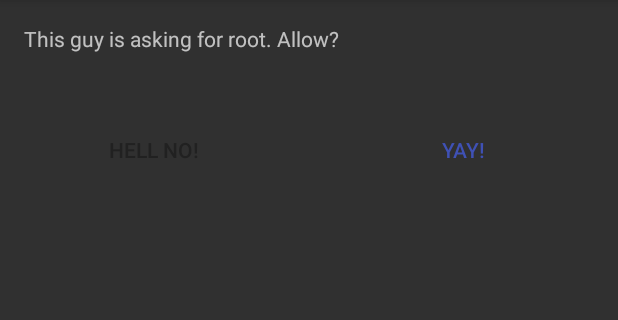
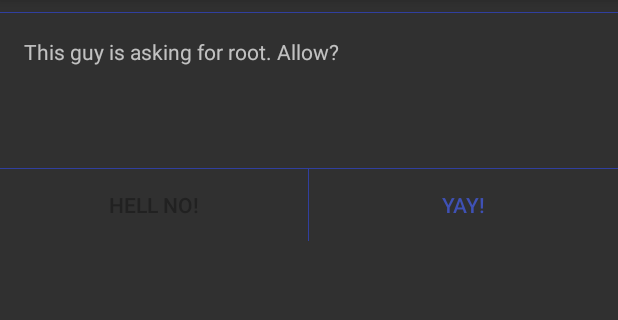
Before and after one commit to doixanh/TinySU, an Android app: the layout activity_request.xml on its own in the app's theme, with its tools: preview values and no code run, on a phone screen of 412 x 824 dp, the part 84-404 px from its top. Run offline under Robolectric (Android 15) with nearby library versions, the phone set to English and light mode, and no system bars.

Commit message:
app: add some dividers

```diff
--- a/src/app/TinySUFrontend/src/main/java/com/doixanh/tinysu/RequestActivity.java
+++ b/src/app/TinySUFrontend/src/main/java/com/doixanh/tinysu/RequestActivity.java
@@ -3,7 +3,9 @@ package com.doixanh.tinysu;
 import android.app.Activity;
 import android.content.Intent;
 import android.content.pm.PackageManager;
+import android.graphics.drawable.Drawable;
 import android.os.Bundle;
+import android.widget.ImageView;
 import android.widget.TextView;
 
 import com.doixanh.tinysu.R;
@@ -19,19 +21,23 @@ public class RequestActivity extends Activity {
         int uid = intent.getIntExtra("uid", 0);
         String names[] = getPackageManager().getPackagesForUid(uid);
 
-        String all = "";
+
         PackageManager packageManager= getApplicationContext().getPackageManager();
         try {
             String appName = (String) packageManager.getApplicationLabel(packageManager.getApplicationInfo(names[0], PackageManager.GET_META_DATA));
-            all += appName + "\n\n";
+            TextView tv = findViewById(R.id.name);
+            tv.setText(appName);
+
+            Drawable logo = getPackageManager().getApplicationIcon(names[0]);
+            ((ImageView)findViewById(R.id.logo)).setImageDrawable(logo);
         } catch (PackageManager.NameNotFoundException e) {
             e.printStackTrace();
         }
 
+        String all = "";
         for (String name: names) {
             all += name + "\n";
         }
-        TextView tv = (TextView) findViewById(R.id.uid);
-        tv.setText(all);
+        ((TextView) findViewById(R.id.packages)).setText(all);
     }
 }
--- a/src/app/TinySUFrontend/src/main/res/layout/activity_request.xml
+++ b/src/app/TinySUFrontend/src/main/res/layout/activity_request.xml
@@ -6,6 +6,12 @@
     android:minHeight="100dip"
     android:orientation="vertical">
 
+    <View
+        android:layout_width="match_parent"
+        android:layout_height="1px"
+        android:layout_marginTop="@dimen/marginHalf"
+        android:background="@color/primary_dark" />
+
     <TextView
         android:layout_width="match_parent"
         android:layout_height="wrap_content"
@@ -13,12 +19,37 @@
         android:text="@string/request"
         android:textAppearance="@android:style/TextAppearance.Material.Small" />
 
+    <RelativeLayout
+        android:layout_width="match_parent"
+        android:layout_height="wrap_content">
+
+        <TextView
+            android:id="@+id/name"
+            android:layout_width="wrap_content"
+            android:layout_height="wrap_content"
+            android:layout_centerInParent="true"
+            android:textAppearance="@android:style/TextAppearance.Material.Medium" />
+
+        <ImageView
+            android:id="@+id/logo"
+            android:layout_width="wrap_content"
+            android:layout_height="wrap_content"
+            android:layout_marginRight="@dimen/marginHalf"
+            android:layout_toLeftOf="@id/name" />
+    </RelativeLayout>
+
     <TextView
-        android:id="@+id/uid"
-        android:gravity="center"
+        android:id="@+id/packages"
         android:layout_width="wrap_content"
         android:layout_height="wrap_content"
-        android:textAppearance="@android:style/TextAppearance.Material.Medium" />
+        android:layout_marginTop="@dimen/marginHalf"
+        android:gravity="center"
+        android:textAppearance="@android:style/TextAppearance.Material.Small" />
+
+    <View
+        android:layout_width="match_parent"
+        android:layout_height="1px"
+        android:background="@color/primary_dark" />
 
     <LinearLayout
         style="?android:attr/buttonBarStyle"
@@ -34,6 +65,11 @@
             android:text="@string/no"
             android:textColor="@color/primary_text" />
 
+        <View
+            android:layout_width="1px"
+            android:layout_height="@dimen/button"
+            android:background="@color/primary_dark" />
+
         <Button
             style="?android:attr/buttonBarButtonStyle"
             android:layout_width="0dip"
--- a/src/app/TinySUFrontend/src/main/res/values/dimens.xml
+++ b/src/app/TinySUFrontend/src/main/res/values/dimens.xml
@@ -1,5 +1,6 @@
 <?xml version="1.0" encoding="utf-8"?>
 <resources>
     <dimen name="margin">16dip</dimen>
+    <dimen name="marginHalf">8dip</dimen>
     <dimen name="button">48dip</dimen>
 </resources>
```
